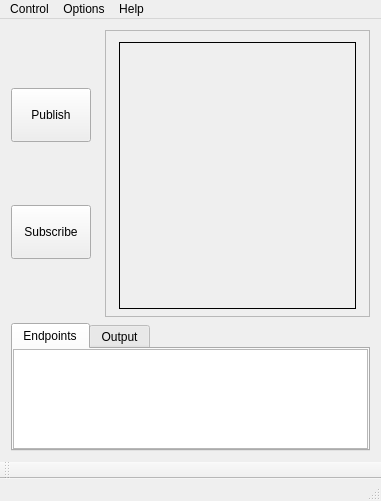
This is forms/mainwindow.ui in eProsima/ShapesDemo as Qt 5 draws it before an edit. The edited form follows.
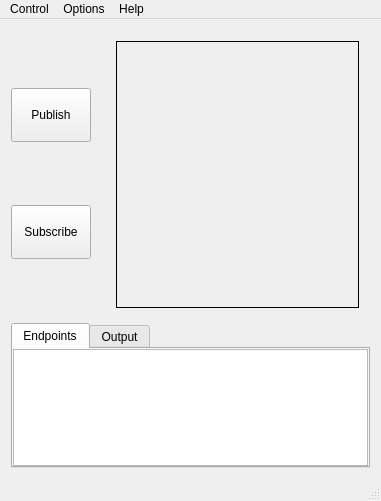
This is the edited form. Custom widgets are drawn as their Qt base class.

Commit message:
Make draw area expand horizontally and improve axis rendering (#262)
* Make draw area expand horizontally and improve axis rendering

* Protect area maxX bound against concurrent access

* Use a single ShapesDemo pointer in DrawArea

---------

Patch:
```diff
--- a/forms/mainwindow.ui
+++ b/forms/mainwindow.ui
@@ -76,16 +76,16 @@
          <string notr="true"/>
         </property>
         <property name="frameShape">
-         <enum>QFrame::StyledPanel</enum>
+         <enum>QFrame::NoFrame</enum>
         </property>
         <property name="frameShadow">
-         <enum>QFrame::Sunken</enum>
+         <enum>QFrame::Plain</enum>
         </property>
         <layout class="QHBoxLayout" name="horizontalLayout">
          <item>
           <widget class="QFrame" name="frameDraw2">
            <property name="sizePolicy">
-            <sizepolicy hsizetype="Fixed" vsizetype="Fixed">
+            <sizepolicy hsizetype="Expanding" vsizetype="Fixed">
              <horstretch>0</horstretch>
              <verstretch>0</verstretch>
             </sizepolicy>
@@ -98,7 +98,7 @@
            </property>
            <property name="maximumSize">
             <size>
-             <width>237</width>
+             <width>16777215</width>
              <height>267</height>
             </size>
            </property>
@@ -130,7 +130,7 @@
             <item>
              <widget class="DrawArea" name="areaDraw" native="true">
               <property name="sizePolicy">
-               <sizepolicy hsizetype="Fixed" vsizetype="Fixed">
+               <sizepolicy hsizetype="Expanding" vsizetype="Fixed">
                 <horstretch>0</horstretch>
                 <verstretch>0</verstretch>
                </sizepolicy>
@@ -143,7 +143,7 @@
               </property>
               <property name="maximumSize">
                <size>
-                <width>235</width>
+                <width>16777215</width>
                 <height>265</height>
                </size>
               </property>
@@ -288,14 +288,6 @@
     </item>
    </layout>
   </widget>
-  <widget class="QToolBar" name="mainToolBar">
-   <attribute name="toolBarArea">
-    <enum>BottomToolBarArea</enum>
-   </attribute>
-   <attribute name="toolBarBreak">
-    <bool>false</bool>
-   </attribute>
-  </widget>
   <widget class="QStatusBar" name="statusBar"/>
   <widget class="QMenuBar" name="menuBar">
    <property name="geometry">
```
The commit also changes 7 other files.
